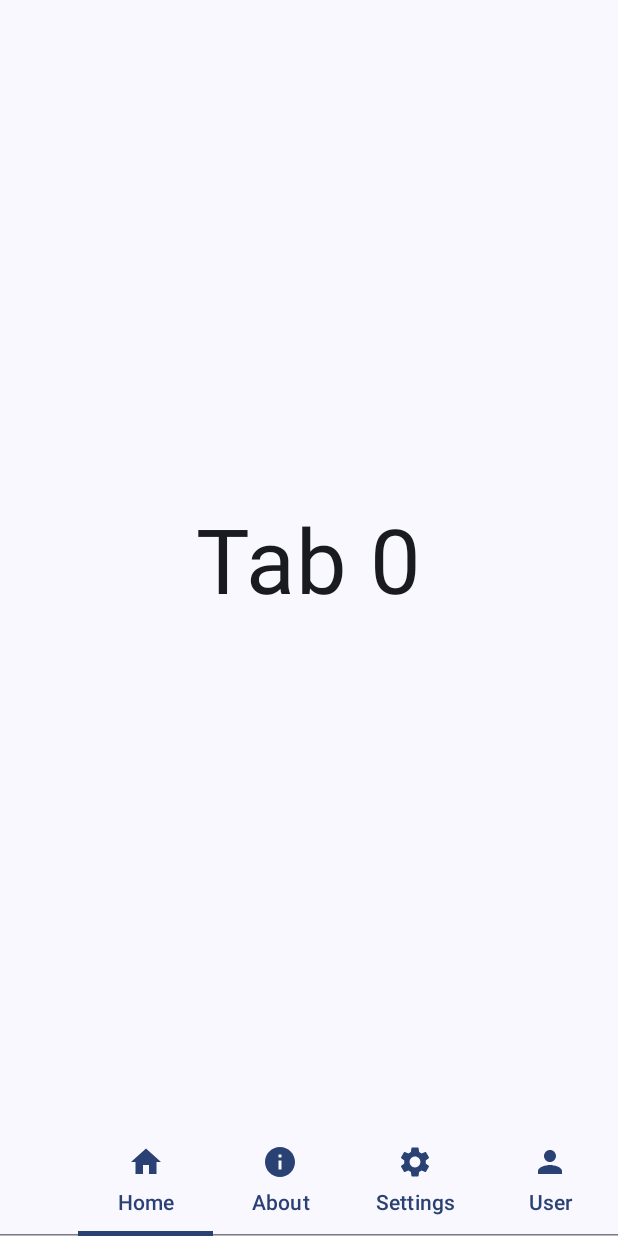
After one commit to itc-s23024/Andoroid2_WebPageAPP, an Android app built with Jetpack Compose: the composable ScrollableTabRowScreen shown on its own in the app's theme, on a phone screen of 412 x 824 dp. The commit adds this screen. Run offline under Robolectric (Android 15) with nearby library versions, the phone set to English and light mode, and no system bars.

Commit message:
スクリーンタブ完成

```diff
--- a/app/build.gradle.kts
+++ b/app/build.gradle.kts
@@ -6,7 +6,7 @@ plugins {
 
 android {
     namespace = "jp.ac.it_college.std.s23024.webpageapp"
-    compileSdk = 34
+    compileSdk = 35
 
     defaultConfig {
         applicationId = "jp.ac.it_college.std.s23024.webpageapp"
--- a/app/src/main/AndroidManifest.xml
+++ b/app/src/main/AndroidManifest.xml
@@ -1,6 +1,8 @@
 <?xml version="1.0" encoding="utf-8"?>
 <manifest xmlns:android="http://schemas.android.com/apk/res/android"
     xmlns:tools="http://schemas.android.com/tools">
+
+    <uses-permission android:name="android.permission.INTERNET" />
 
     <application
         android:allowBackup="true"
--- /dev/null
+++ b/app/src/main/java/jp/ac/it_college/std/s23024/webpageapp/ui/ScrollableTabRowScreen.kt
@@ -0,0 +1,45 @@
+package jp.ac.it_college.std.s23024.webpageapp.ui
+
+import androidx.compose.foundation.layout.Box
+import androidx.compose.foundation.layout.fillMaxSize
+import androidx.compose.foundation.layout.padding
+import androidx.compose.material3.Scaffold
+import androidx.compose.material3.Text
+import androidx.compose.runtime.Composable
+import androidx.compose.runtime.getValue
+import androidx.compose.runtime.mutableStateOf
+import androidx.compose.runtime.remember
+import androidx.compose.runtime.setValue
+import androidx.compose.ui.Alignment
+import androidx.compose.ui.Modifier
+import androidx.compose.ui.tooling.preview.Preview
+import androidx.compose.ui.unit.dp
+import androidx.compose.ui.unit.sp
+
+@Composable
+fun ScrollableTabRowScreen(modifier: Modifier = Modifier) {
+    var tabIndex by remember { mutableStateOf(0) }
+    Scaffold(bottomBar = {
+        ScrollableTabRowView(tabIndex = tabIndex,
+            onTabChange = { tabIndex = it })
+    }) { padding ->
+        Box(
+            modifier = Modifier
+                .padding(padding)
+                .fillMaxSize(),
+            contentAlignment = Alignment.Center
+        ) {
+            Text(
+                text = "Tab $tabIndex",
+                modifier = Modifier.padding(16.dp),
+                fontSize = 60.sp
+            )
+        }
+    }
+}
+
+@Preview
+@Composable
+private fun ScrollableTabRowScreenPreview() {
+    ScrollableTabRowScreen()
+}
--- /dev/null
+++ b/app/src/main/java/jp/ac/it_college/std/s23024/webpageapp/ui/ScrollableTabRowView.kt
@@ -0,0 +1,58 @@
+package jp.ac.it_college.std.s23024.webpageapp.ui
+
+import androidx.compose.material.icons.Icons
+import androidx.compose.material.icons.filled.Email
+import androidx.compose.material.icons.filled.Home
+import androidx.compose.material.icons.filled.Info
+import androidx.compose.material.icons.filled.Menu
+import androidx.compose.material.icons.filled.Person
+import androidx.compose.material.icons.filled.Settings
+import androidx.compose.material.icons.filled.Star
+import androidx.compose.material.icons.filled.ThumbUp
+import androidx.compose.material3.Icon
+import androidx.compose.material3.ScrollableTabRow
+import androidx.compose.material3.Tab
+import androidx.compose.material3.Text
+import androidx.compose.runtime.Composable
+import androidx.compose.runtime.getValue
+import androidx.compose.runtime.mutableStateOf
+import androidx.compose.runtime.remember
+import androidx.compose.runtime.setValue
+import androidx.compose.ui.Modifier
+import androidx.compose.ui.res.stringResource
+import androidx.compose.ui.tooling.preview.Preview
+import jp.ac.it_college.std.s23024.webpageapp.R
+
+@Composable
+fun ScrollableTabRowView(
+    modifier: Modifier = Modifier,
+    tabIndex: Int,
+    onTabChange: (Int) -> Unit) {
+    val tabs = listOf(
+        stringResource(id = R.string.home) to Icons.Default.Home,
+        stringResource(id = R.string.about) to Icons.Default.Info,
+        stringResource(id = R.string.settings) to Icons.Default.Settings,
+        stringResource(id = R.string.user) to Icons.Default.Person,
+        stringResource(id = R.string.nice) to Icons.Default.ThumbUp,
+        stringResource(id = R.string.email) to Icons.Default.Email,
+        stringResource(id = R.string.star) to Icons.Default.Star,
+        stringResource(id = R.string.menu) to Icons.Default.Menu,
+    )
+    ScrollableTabRow(modifier = modifier, selectedTabIndex = tabIndex) {
+        tabs.forEachIndexed { index, (title,icon) ->
+            Tab(
+                selected = tabIndex == index,
+                onClick = { onTabChange(index) },
+                text = { Text(text = title) },
+                icon = { Icon(imageVector = icon, contentDescription = title) }
+            )
+        }
+    }
+}
+
+@Preview
+@Composable
+private fun ScrollableTabRowViewPreview() {
+    var index by remember { mutableStateOf(0) }
+    ScrollableTabRowView(tabIndex = index, onTabChange = { index = it })
+}
--- a/app/src/main/res/values/strings.xml
+++ b/app/src/main/res/values/strings.xml
@@ -1,3 +1,17 @@
 <resources>
     <string name="app_name">WebPageApp</string>
+    <string name="home">Home</string>
+    <string name="about">About</string>
+    <string name="settings">Settings</string>
+    <string name="user">User</string>
+    <string name="nice">Nice</string>
+    <string name="email">Email</string>
+    <string name="star">Star</string>
+    <string name="menu">Menu</string>
+    <string name="home_tab">Home Tab</string>
+    <string name="recommended">Recommended</string>
+    <string name="popular">Popular</string>
+    <string name="category">Category</string>
+    <string name="new_arrivals">New</string>
+    <string name="rankings">Rankings</string>
 </resources>
--- a/gradle/libs.versions.toml
+++ b/gradle/libs.versions.toml
@@ -8,6 +8,7 @@ espressoCore = "3.6.1"
 lifecycleRuntimeKtx = "2.8.6"
 activityCompose = "1.9.3"
 composeBom = "2024.10.00"
+
 
 [libraries]
 androidx-core-ktx = { group = "androidx.core", name = "core-ktx", version.ref = "coreKtx" }
```
Also changed, not shown: 1 other file.
